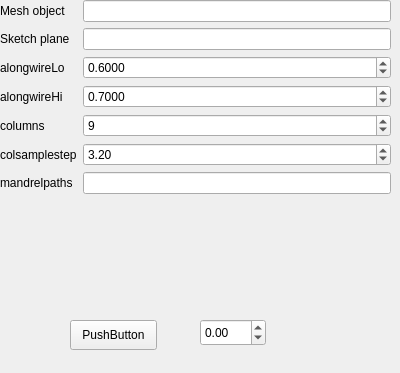
This is freecadmacros/stockviewertask.ui in trilbytim/geodesic as Qt 5 draws it before an edit. The edited form follows.
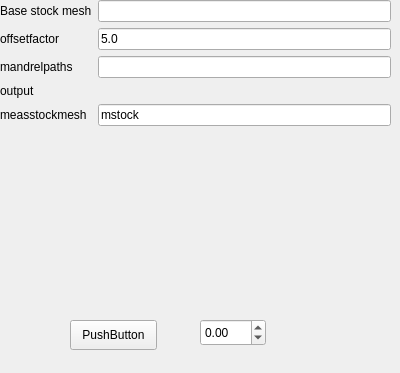
This is the edited form.

Commit message: stockviewer does by constant amount.  stock modelling next

```diff
--- a/freecadmacros/stockviewertask.ui
+++ b/freecadmacros/stockviewertask.ui
@@ -61,116 +61,58 @@
     <item row="0" column="0">
      <widget class="QLabel" name="labmeshobject">
       <property name="text">
-       <string>Mesh object </string>
+       <string>Base stock mesh</string>
       </property>
      </widget>
     </item>
     <item row="0" column="1">
-     <widget class="QLineEdit" name="qmeshobject"/>
-    </item>
-    <item row="1" column="0">
-     <widget class="QLabel" name="labsketchplane">
-      <property name="text">
-       <string>Sketch plane</string>
-      </property>
-     </widget>
-    </item>
-    <item row="1" column="1">
-     <widget class="QLineEdit" name="qsketchplane"/>
+     <widget class="QLineEdit" name="qbasestockmeshname"/>
     </item>
     <item row="2" column="0">
-     <widget class="QLabel" name="labalongwireLo">
+     <widget class="QLabel" name="labmandrelpaths">
       <property name="text">
-       <string>alongwireLo</string>
+       <string>mandrelpaths</string>
       </property>
      </widget>
     </item>
     <item row="2" column="1">
-     <widget class="QDoubleSpinBox" name="qalongwireLo">
-      <property name="decimals">
-       <number>4</number>
-      </property>
-      <property name="minimum">
-       <double>-10.000000000000000</double>
-      </property>
-      <property name="maximum">
-       <double>10.000000000000000</double>
-      </property>
-      <property name="value">
-       <double>0.600000000000000</double>
-      </property>
-     </widget>
+     <widget class="QLineEdit" name="qmandrelpaths"/>
     </item>
     <item row="3" column="0">
      <widget class="QLabel" name="labalongwireHi">
       <property name="text">
-       <string>alongwireHi</string>
-      </property>
-     </widget>
-    </item>
-    <item row="3" column="1">
-     <widget class="QDoubleSpinBox" name="qalongwireHi">
-      <property name="decimals">
-       <number>4</number>
-      </property>
-      <property name="minimum">
-       <double>-10.000000000000000</double>
-      </property>
-      <property name="maximum">
-       <double>10.000000000000000</double>
-      </property>
-      <property name="singleStep">
-       <double>0.100000000000000</double>
-      </property>
-      <property name="value">
-       <double>0.700000000000000</double>
+       <string>output</string>
       </property>
      </widget>
     </item>
     <item row="4" column="0">
      <widget class="QLabel" name="labcolumns">
       <property name="text">
-       <string>columns</string>
+       <string>measstockmesh</string>
       </property>
      </widget>
     </item>
     <item row="4" column="1">
-     <widget class="QSpinBox" name="qcolumns">
-      <property name="minimum">
-       <number>1</number>
+     <widget class="QLineEdit" name="qmeasstockmesh">
+      <property name="text">
+       <string>mstock</string>
       </property>
-      <property name="value">
-       <number>9</number>
-      </property>
      </widget>
     </item>
-    <item row="5" column="0">
-     <widget class="QLabel" name="labcolsamplestep">
+    <item row="1" column="1">
+     <widget class="QLineEdit" name="qoffsetfactor">
       <property name="text">
-       <string>colsamplestep</string>
+       <string>5.0</string>
       </property>
      </widget>
     </item>
-    <item row="5" column="1">
-     <widget class="QDoubleSpinBox" name="qcolsamplestep">
-      <property name="toolTip">
-       <string extracomment="The sample step along the radial paths "/>
-      </property>
-      <property name="value">
-       <double>3.200000000000000</double>
-      </property>
-     </widget>
-    </item>
-    <item row="6" column="0">
-     <widget class="QLabel" name="labmandrelpaths">
+    <item row="1" column="0">
+     <widget class="QLabel" name="laboffsetfactor">
       <property name="text">
-       <string>mandrelpaths</string>
+       <string>offsetfactor</string>
       </property>
      </widget>
     </item>
-    <item row="6" column="1">
-     <widget class="QLineEdit" name="qmandrelpaths"/>
-    </item>
    </layout>
   </widget>
  </widget>
```
Left out of the diff: 6 changed lines with no effect on the pictures. The commit also changes 1 other file.
